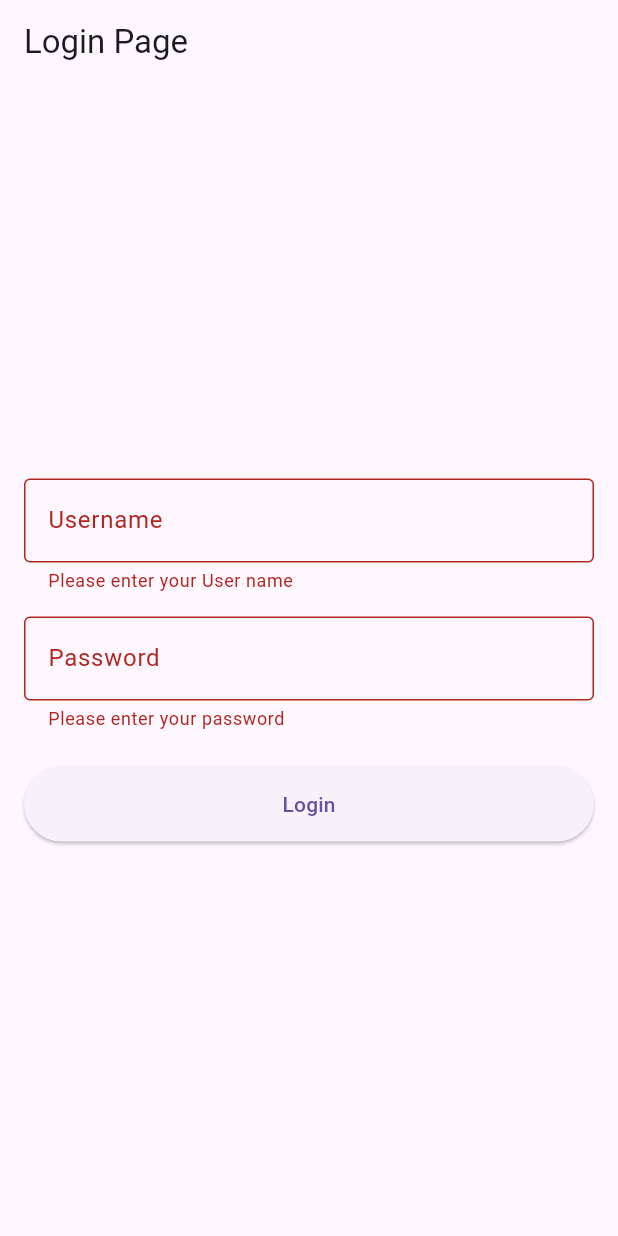
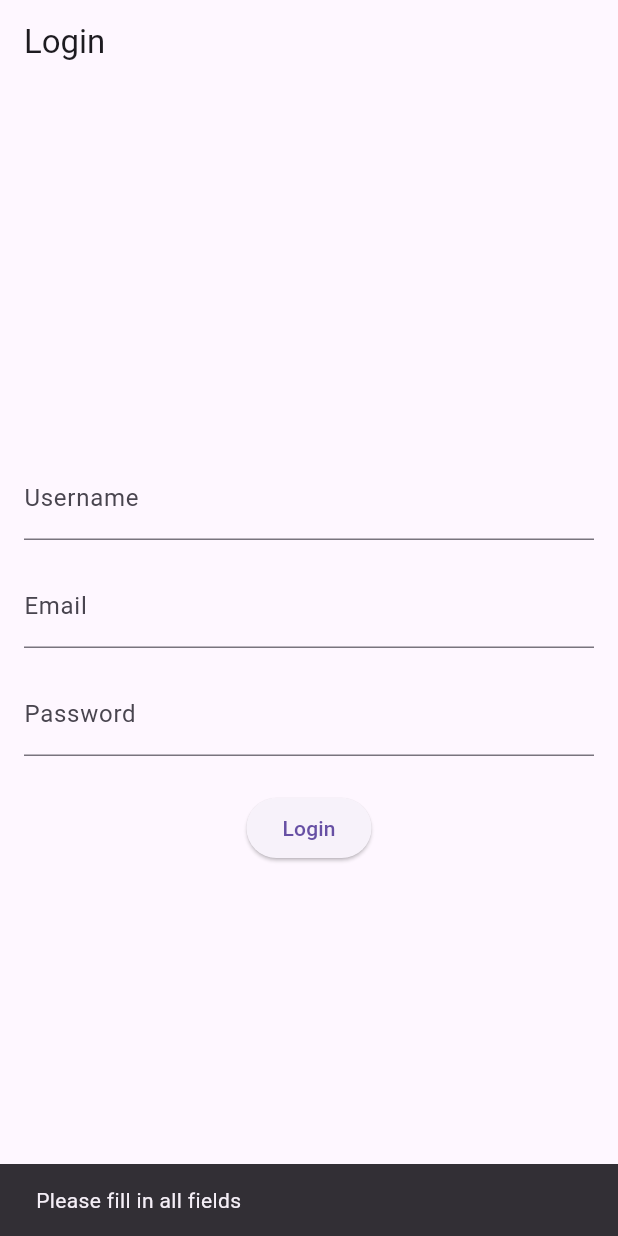
Before and after one commit to SunRiseeeeeee/Pfe_Project, a Flutter app: the screen it shows after launch, after a tap on "Login", on a phone screen of 412 x 824 dp. Run offline on Flutter 3.47's test engine with Material 3 defaults, Android fonts, the phone set to English and light mode, and no system bars; our stand-ins replace dio.

Commit message:
login api integration

```diff
--- a/pfe/Front_end/vetapp_v1/lib/main.dart
+++ b/pfe/Front_end/vetapp_v1/lib/main.dart
@@ -1,5 +1,6 @@
 import 'package:flutter/material.dart';
 import 'screens/login.dart'; // Import the LoginScreen
+import 'screens/home_screen.dart';  // Import the HomeScreen
 
 void main() {
   runApp(MyApp());
@@ -10,9 +11,10 @@ class MyApp extends StatelessWidget {
   Widget build(BuildContext context) {
     return MaterialApp(
       debugShowCheckedModeBanner: false,
-      initialRoute: '/login', // Set the initial route to '/login'
+      initialRoute: '/login', // Start with the login screen
       routes: {
-        '/login': (context) => LoginScreen(), // Define the route for the LoginScreen
+        '/login': (context) => LoginScreen(), // Route for the login screen
+        '/home': (context) => HomeScreen(),  // Route for the home screen
       },
     );
   }
--- a/pfe/Front_end/vetapp_v1/lib/screens/login.dart
+++ b/pfe/Front_end/vetapp_v1/lib/screens/login.dart
@@ -1,87 +1,75 @@
 import 'package:flutter/material.dart';
+import 'package:vetapp_v1/services/auth_service.dart'; // Import the AuthService
 
-class LoginScreen extends StatelessWidget {
-  // Create a global key for the form
-  final _formKey = GlobalKey<FormState>();
+class LoginScreen extends StatefulWidget {
+  @override
+  _LoginScreenState createState() => _LoginScreenState();
+}
 
-  // Controllers for text fields
-  final nameController = TextEditingController();
-  final lastNameController = TextEditingController();
-  final emailController = TextEditingController();
-  final passwordController = TextEditingController();
+class _LoginScreenState extends State<LoginScreen> {
+  final TextEditingController _usernameController = TextEditingController();
+  final TextEditingController _passwordController = TextEditingController();
+  final TextEditingController _emailController = TextEditingController();
+  final AuthService _authService = AuthService(); // Create an instance of AuthService
+
+  void _loginUser() async {
+    String username = _usernameController.text.trim();
+    String password = _passwordController.text.trim();
+    String email = _emailController.text.trim();
+
+    if (username.isNotEmpty && password.isNotEmpty && email.isNotEmpty) {
+      bool isLoggedIn = await _authService.login(username, password, email);
+
+      if (isLoggedIn) {
+        ScaffoldMessenger.of(context).showSnackBar(
+          SnackBar(content: Text('Login Successful!')),
+        );
+        Navigator.pushReplacementNamed(context, '/home'); // Navigate to home
+      } else {
+        ScaffoldMessenger.of(context).showSnackBar(
+          SnackBar(content: Text('Invalid credentials')),
+        );
+      }
+    } else {
+      ScaffoldMessenger.of(context).showSnackBar(
+        SnackBar(content: Text('Please fill in all fields')),
+      );
+    }
+  }
 
   @override
   Widget build(BuildContext context) {
     return Scaffold(
       appBar: AppBar(
-        title: Text('Login Page'),
+        title: Text('Login'),
       ),
       body: Padding(
         padding: const EdgeInsets.all(16.0),
-        child: Form(
-          key: _formKey,
         child: Column(
           mainAxisAlignment: MainAxisAlignment.center,
-            children: <Widget>[
-              // Name Field
-              TextFormField(
-                controller: nameController,
-                decoration: InputDecoration(
-                  labelText: 'Username',
-                  border: OutlineInputBorder(),
-                ),
-                validator: (value) {
-                  if (value == null || value.isEmpty) {
-                    return 'Please enter your User name';
-                  }
-                  return null;
-                },
+          children: [
+            TextField(
+              controller: _usernameController,
+              decoration: InputDecoration(labelText: 'Username'),
             ),
             SizedBox(height: 16),
-
-
-
-
-
-
-              // Password Field
-              TextFormField(
-                controller: passwordController,
+            TextField(
+              controller: _emailController,
+              keyboardType: TextInputType.emailAddress,
+              decoration: InputDecoration(labelText: 'Email'),
+            ),
+            SizedBox(height: 16),
+            TextField(
+              controller: _passwordController,
               obscureText: true,
-                decoration: InputDecoration(
-                  labelText: 'Password',
-                  border: OutlineInputBorder(),
-                ),
-                validator: (value) {
-                  if (value == null || value.isEmpty) {
-                    return 'Please enter your password';
-                  }
-                  if (value.length < 6) {
-                    return 'Password must be at least 6 characters long';
-                  }
-                  return null;
-                },
+              decoration: InputDecoration(labelText: 'Password'),
             ),
             SizedBox(height: 24),
-
-              // Login Button
             ElevatedButton(
-                onPressed: () {
-                  // Ensure the form state is not null before validating
-                  if (_formKey.currentState != null && _formKey.currentState!.validate()) {
-                    // If the form is valid, display a success message
-                    ScaffoldMessenger.of(context).showSnackBar(
-                      SnackBar(content: Text('Login Successful!')),
-                    );
-                  }
-                },
+              onPressed: _loginUser,
               child: Text('Login'),
-                style: ElevatedButton.styleFrom(
-                  minimumSize: Size(double.infinity, 50),
-                ),
             ),
           ],
-          ),
         ),
       ),
     );
--- a/pfe/Front_end/vetapp_v1/pubspec.yaml
+++ b/pfe/Front_end/vetapp_v1/pubspec.yaml
@@ -31,6 +31,7 @@ dependencies:
   flutter:
     sdk: flutter
   shared_preferences: ^2.2.0
+  dio: ^5.3.2
 
   # The following adds the Cupertino Icons font to your application.
   # Use with the CupertinoIcons class for iOS style icons.
```
Also changed, not shown: pfe/Front_end/vetapp_v1/lib/screens/home_screen.dart (added, +27 -0 lines), pfe/Front_end/vetapp_v1/lib/services/auth_service.dart (added, +32 -0 lines), pfe/Front_end/vetapp_v1/pubspec.lock, 2 other files. Lines whose indentation alone changed are shown as unchanged.
